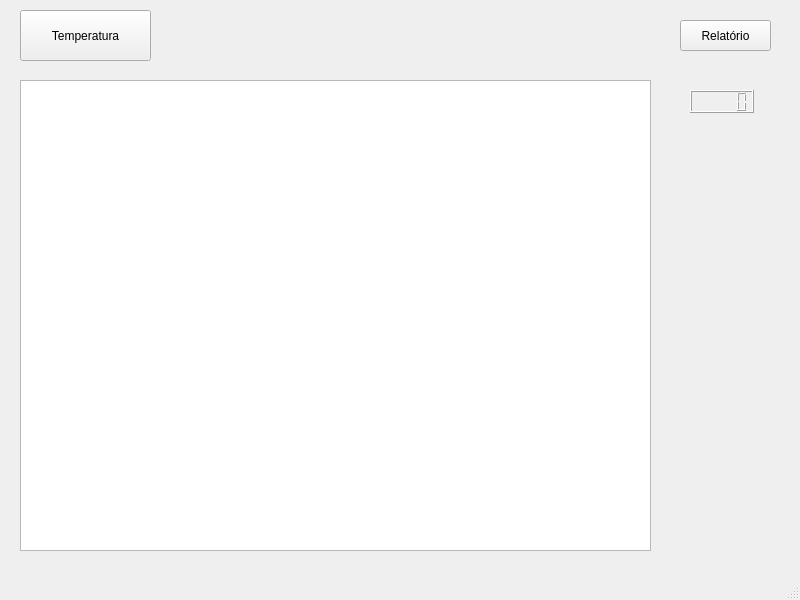
First picture: the form in Interface/Layouts/TempWindow.ui, repository Rhaiderr/Sensor_Flow_Arduino, before the edit.
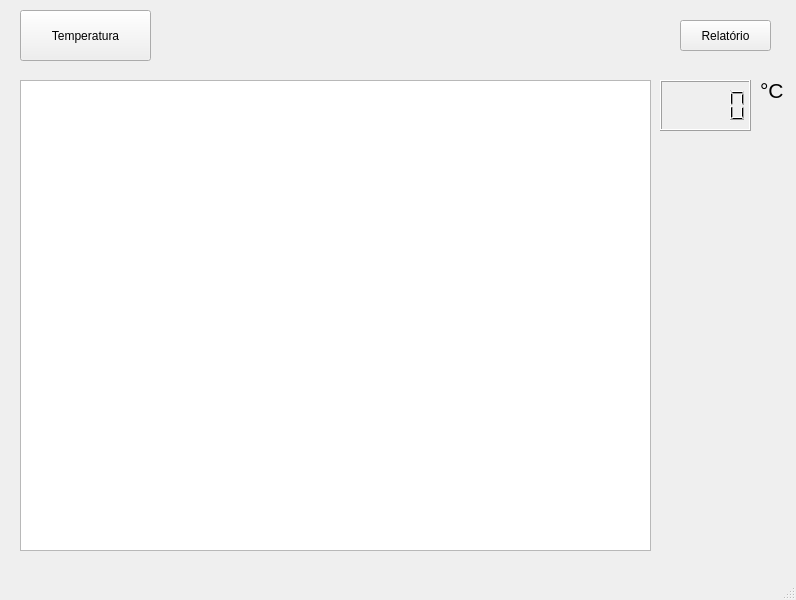
Second picture: the form after the edit.

```diff
--- a/Interface/Layouts/TempWindow.ui
+++ b/Interface/Layouts/TempWindow.ui
@@ -6,7 +6,7 @@
    <rect>
     <x>0</x>
     <y>0</y>
-    <width>800</width>
+    <width>796</width>
     <height>600</height>
    </rect>
   </property>
@@ -53,11 +53,40 @@
    <widget class="QLCDNumber" name="lcdNumber">
     <property name="geometry">
      <rect>
-      <x>690</x>
-      <y>90</y>
-      <width>64</width>
-      <height>23</height>
+      <x>660</x>
+      <y>80</y>
+      <width>91</width>
+      <height>51</height>
      </rect>
+    </property>
+    <property name="font">
+     <font>
+      <pointsize>16</pointsize>
+      <weight>75</weight>
+      <italic>false</italic>
+      <bold>true</bold>
+     </font>
+    </property>
+    <property name="autoFillBackground">
+     <bool>true</bool>
+    </property>
+   </widget>
+   <widget class="QLabel" name="label">
+    <property name="geometry">
+     <rect>
+      <x>760</x>
+      <y>80</y>
+      <width>31</width>
+      <height>21</height>
+     </rect>
+    </property>
+    <property name="font">
+     <font>
+      <pointsize>16</pointsize>
+     </font>
+    </property>
+    <property name="text">
+     <string>°C</string>
     </property>
    </widget>
   </widget>
```
Left out of the diff: 2 changed lines with no effect on the pictures.
